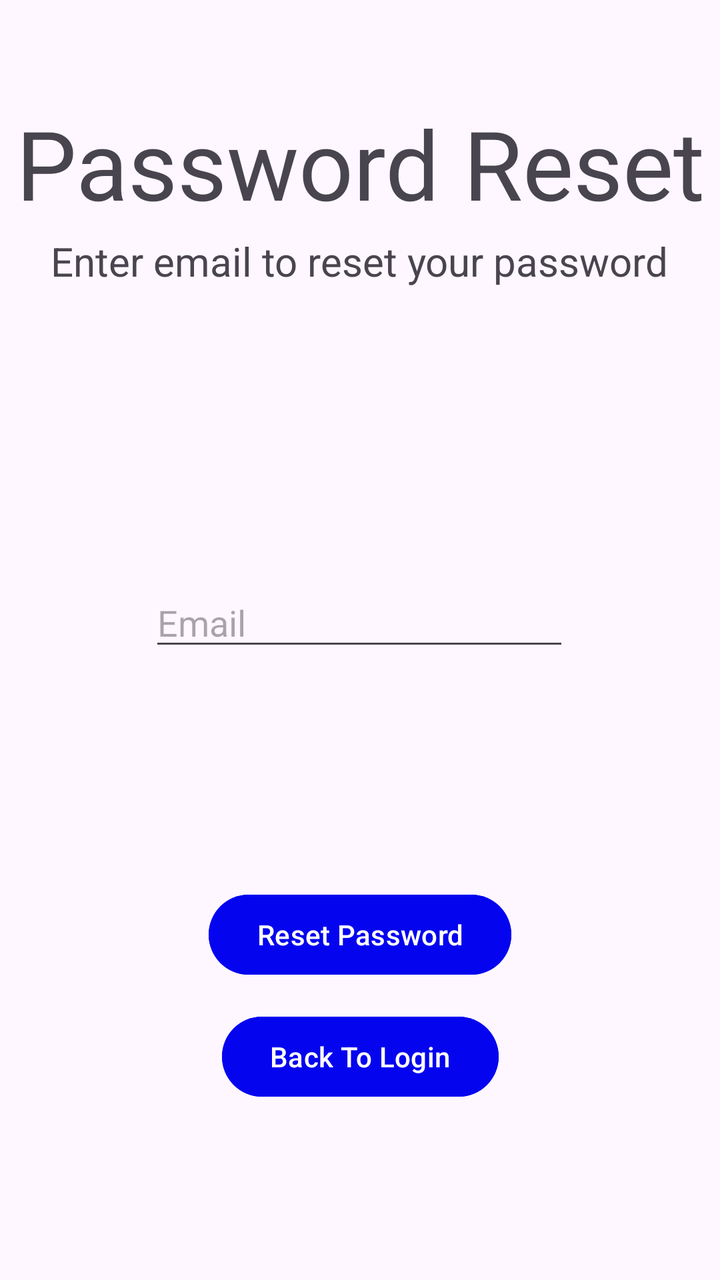
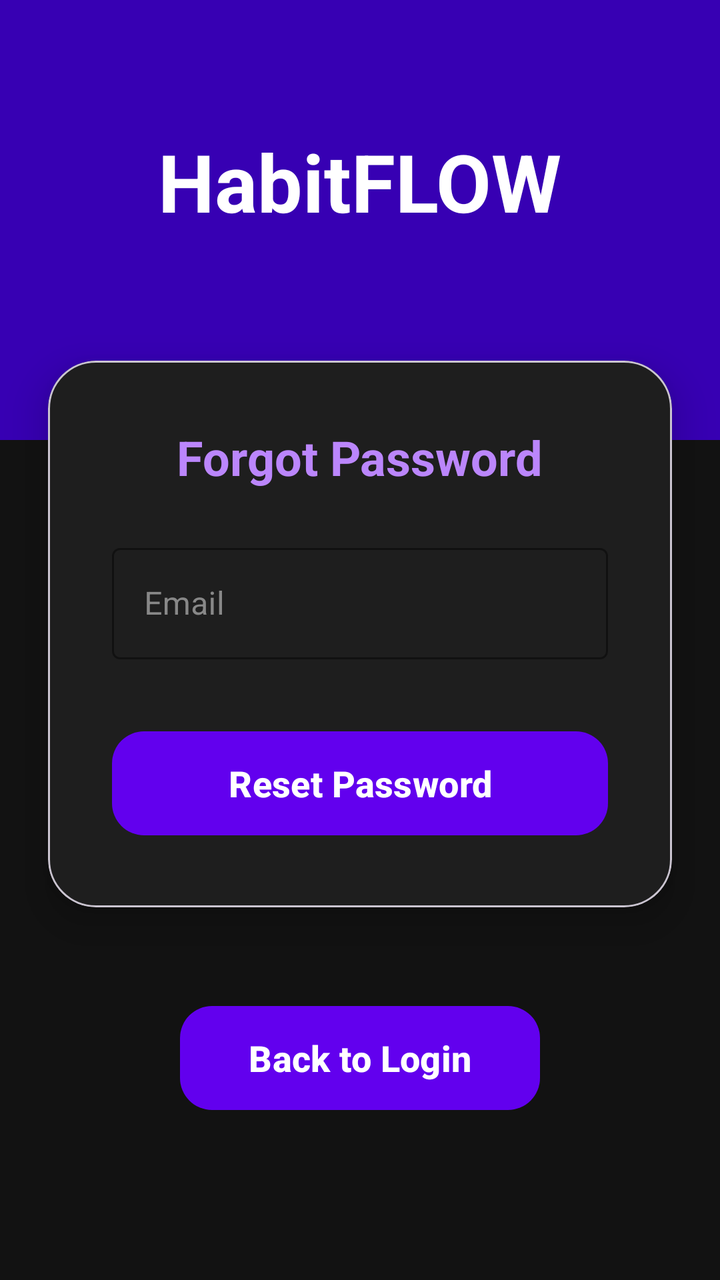

Before-and-after screenshots of an Android layout around one commit, followed by the original layout XML and the change that was made.
<!-- AndroidManifest.xml: application theme Theme.HabitFLOWS -->
<!-- res/layout/activity_forgot_password.xml -->
<?xml version="1.0" encoding="utf-8"?>
<androidx.constraintlayout.widget.ConstraintLayout xmlns:android="http://schemas.android.com/apk/res/android"
    xmlns:app="http://schemas.android.com/apk/res-auto"
    xmlns:tools="http://schemas.android.com/tools"
    android:id="@+id/main"
    android:layout_width="match_parent"
    android:layout_height="match_parent"
    tools:context=".ForgotPassword">

    <Button
        android:id="@+id/forgetPwdBtn"
        android:layout_width="wrap_content"
        android:layout_height="wrap_content"
        android:backgroundTint="#0404EF"
        android:text="Reset Password"
        app:layout_constraintBottom_toBottomOf="parent"
        app:layout_constraintEnd_toEndOf="parent"
        app:layout_constraintStart_toStartOf="parent"
        app:layout_constraintTop_toTopOf="parent"
        app:layout_constraintVertical_bias="0.749" />

    <Button
        android:id="@+id/forgetPwdBtnLogin"
        android:layout_width="wrap_content"
        android:layout_height="wrap_content"
        android:backgroundTint="#0404EF"
        android:text="Back To Login"
        app:layout_constraintBottom_toBottomOf="parent"
        app:layout_constraintEnd_toEndOf="parent"
        app:layout_constraintStart_toStartOf="parent"
        app:layout_constraintTop_toTopOf="parent"
        app:layout_constraintVertical_bias="0.852" />

    <TextView
        android:id="@+id/forgetPwdTV"
        android:layout_width="348dp"
        android:layout_height="131dp"
        android:text="Password Reset"
        android:textAlignment="center"
        android:textSize="48sp"
        app:layout_constraintBottom_toBottomOf="parent"
        app:layout_constraintEnd_toEndOf="parent"
        app:layout_constraintStart_toStartOf="parent"
        app:layout_constraintTop_toTopOf="parent"
        app:layout_constraintVertical_bias="0.097" />

    <EditText
        android:id="@+id/forgetPwdEmail"
        android:layout_width="wrap_content"
        android:layout_height="wrap_content"
        android:ems="10"
        android:hint="Email"
        android:inputType="text|textEmailAddress"
        app:layout_constraintBottom_toBottomOf="parent"
        app:layout_constraintEnd_toEndOf="parent"
        app:layout_constraintHorizontal_bias="0.497"
        app:layout_constraintStart_toStartOf="parent"
        app:layout_constraintTop_toTopOf="parent"
        app:layout_constraintVertical_bias="0.483" />

    <TextView
        android:id="@+id/forgetPwdEmailTV"
        android:layout_width="wrap_content"
        android:layout_height="wrap_content"
        android:text="Enter email to reset your password"
        android:textSize="20sp"
        app:layout_constraintBottom_toBottomOf="parent"
        app:layout_constraintEnd_toEndOf="parent"
        app:layout_constraintHorizontal_bias="0.495"
        app:layout_constraintStart_toStartOf="parent"
        app:layout_constraintTop_toTopOf="parent"
        app:layout_constraintVertical_bias="0.191" />

</androidx.constraintlayout.widget.ConstraintLayout>
<!-- resources referenced by this layout -->
<resources>
  <style name="Theme.HabitFLOWS" parent="Base.Theme.HabitFLOWS" />
  <style name="Base.Theme.HabitFLOWS" parent="Theme.Material3.DayNight.NoActionBar">
          
          
      </style>
</resources>

<!-- the commit's change to res/layout/activity_forgot_password.xml (unified diff, before → after) -->
@@ -5,70 +5,105 @@
     android:id="@+id/main"
     android:layout_width="match_parent"
     android:layout_height="match_parent"
+    android:background="@color/background_black"
     tools:context=".ForgotPassword">
 
-    <Button
-        android:id="@+id/forgetPwdBtn"
+    <View
+        android:id="@+id/viewHeader"
+        android:layout_width="match_parent"
+        android:layout_height="220dp"
+        android:background="@color/purple_700"
+        app:layout_constraintTop_toTopOf="parent" />
+
+    <TextView
+        android:id="@+id/forgetPwdTitle"
         android:layout_width="wrap_content"
         android:layout_height="wrap_content"
-        android:backgroundTint="#0404EF"
-        android:text="Reset Password"
+        android:layout_marginTop="64dp"
+        android:text="HabitFLOW"
+        android:textColor="@color/white"
+        android:textSize="40sp"
+        android:textStyle="bold"
+        app:layout_constraintEnd_toEndOf="parent"
+        app:layout_constraintStart_toStartOf="parent"
+        app:layout_constraintTop_toTopOf="parent" />
+
+    <com.google.android.material.card.MaterialCardView
+        android:id="@+id/loginCard"
+        android:layout_width="match_parent"
+        android:layout_height="wrap_content"
+        android:layout_marginStart="24dp"
+        android:layout_marginTop="-40dp"
+        android:layout_marginEnd="24dp"
+        app:cardBackgroundColor="@color/surface_dark"
+        app:cardCornerRadius="24dp"
+        app:cardElevation="12dp"
+        app:layout_constraintTop_toBottomOf="@id/viewHeader">
+
+        <LinearLayout
+            android:layout_width="match_parent"
+            android:layout_height="match_parent"
+            android:orientation="vertical"
+            android:padding="32dp">
+
+            <TextView
+                android:layout_width="wrap_content"
+                android:layout_height="wrap_content"
+                android:layout_gravity="center"
+                android:layout_marginBottom="24dp"
+                android:text="Forgot Password"
+                android:textColor="@color/purple_200"
+                android:textSize="24sp"
+                android:textStyle="bold" />
+
+            <com.google.android.material.textfield.TextInputLayout
+                style="@style/Widget.MaterialComponents.TextInputLayout.OutlinedBox"
+                android:layout_width="match_parent"
+                android:layout_height="wrap_content"
+                android:hint="Email"
+                android:textColorHint="#888888"
+                app:boxStrokeColor="@color/purple_500"
+                app:hintTextColor="@color/purple_200"
+                app:startIconTint="@color/purple_200">
+
+                <com.google.android.material.textfield.TextInputEditText
+                    android:id="@+id/forgetPwdEmail"
+                    android:layout_width="match_parent"
+                    android:layout_height="wrap_content"
+                    android:inputType="textEmailAddress"
+                    android:textColor="@color/white" />
+            </com.google.android.material.textfield.TextInputLayout>
+
+            <com.google.android.material.button.MaterialButton
+                android:id="@+id/forgetPwdBtn"
+                android:layout_width="match_parent"
+                android:layout_height="60dp"
+                android:layout_marginTop="32dp"
+                android:text="Reset Password"
+                android:textAllCaps="false"
+                android:textSize="18sp"
+                android:textStyle="bold"
+                app:backgroundTint="@color/purple_500"
+                app:cornerRadius="16dp" />
+
+        </LinearLayout>
+    </com.google.android.material.card.MaterialCardView>
+
+    <com.google.android.material.button.MaterialButton
+        android:id="@+id/forgetPwdBtnLogin"
+        android:layout_width="180dp"
+        android:layout_height="60dp"
+        android:layout_marginTop="32dp"
+        android:text="Back to Login"
+        android:textAllCaps="false"
+        android:textSize="18sp"
+        android:textStyle="bold"
+        app:backgroundTint="@color/purple_500"
+        app:cornerRadius="16dp"
         app:layout_constraintBottom_toBottomOf="parent"
         app:layout_constraintEnd_toEndOf="parent"
         app:layout_constraintStart_toStartOf="parent"
         app:layout_constraintTop_toTopOf="parent"
-        app:layout_constraintVertical_bias="0.749" />
-
-    <Button
-        android:id="@+id/forgetPwdBtnLogin"
-        android:layout_width="wrap_content"
-        android:layout_height="wrap_content"
-        android:backgroundTint="#0404EF"
-        android:text="Back To Login"
-        app:layout_constraintBottom_toBottomOf="parent"
-        app:layout_constraintEnd_toEndOf="parent"
-        app:layout_constraintStart_toStartOf="parent"
-        app:layout_constraintTop_toTopOf="parent"
-        app:layout_constraintVertical_bias="0.852" />
-
-    <TextView
-        android:id="@+id/forgetPwdTV"
-        android:layout_width="348dp"
-        android:layout_height="131dp"
-        android:text="Password Reset"
-        android:textAlignment="center"
-        android:textSize="48sp"
-        app:layout_constraintBottom_toBottomOf="parent"
-        app:layout_constraintEnd_toEndOf="parent"
-        app:layout_constraintStart_toStartOf="parent"
-        app:layout_constraintTop_toTopOf="parent"
-        app:layout_constraintVertical_bias="0.097" />
-
-    <EditText
-        android:id="@+id/forgetPwdEmail"
-        android:layout_width="wrap_content"
-        android:layout_height="wrap_content"
-        android:ems="10"
-        android:hint="Email"
-        android:inputType="text|textEmailAddress"
-        app:layout_constraintBottom_toBottomOf="parent"
-        app:layout_constraintEnd_toEndOf="parent"
-        app:layout_constraintHorizontal_bias="0.497"
-        app:layout_constraintStart_toStartOf="parent"
-        app:layout_constraintTop_toTopOf="parent"
-        app:layout_constraintVertical_bias="0.483" />
-
-    <TextView
-        android:id="@+id/forgetPwdEmailTV"
-        android:layout_width="wrap_content"
-        android:layout_height="wrap_content"
-        android:text="Enter email to reset your password"
-        android:textSize="20sp"
-        app:layout_constraintBottom_toBottomOf="parent"
-        app:layout_constraintEnd_toEndOf="parent"
-        app:layout_constraintHorizontal_bias="0.495"
-        app:layout_constraintStart_toStartOf="parent"
-        app:layout_constraintTop_toTopOf="parent"
-        app:layout_constraintVertical_bias="0.191" />
+        app:layout_constraintVertical_bias="0.852"/>
 
 </androidx.constraintlayout.widget.ConstraintLayout>
<!-- resource entries referenced after the edit -->
@@ -1,5 +1,11 @@
 <!-- resources referenced by this layout -->
 <resources>
+  <color name="background_black">#121212</color>
+  <color name="purple_200">#FFBB86FC</color>
+  <color name="purple_500">#FF6200EE</color>
+  <color name="purple_700">#FF3700B3</color>
+  <color name="surface_dark">#1E1E1E</color>
+  <color name="white">#FFFFFFFF</color>
   <style name="Theme.HabitFLOWS" parent="Base.Theme.HabitFLOWS" />
   <style name="Base.Theme.HabitFLOWS" parent="Theme.Material3.DayNight.NoActionBar">
           
